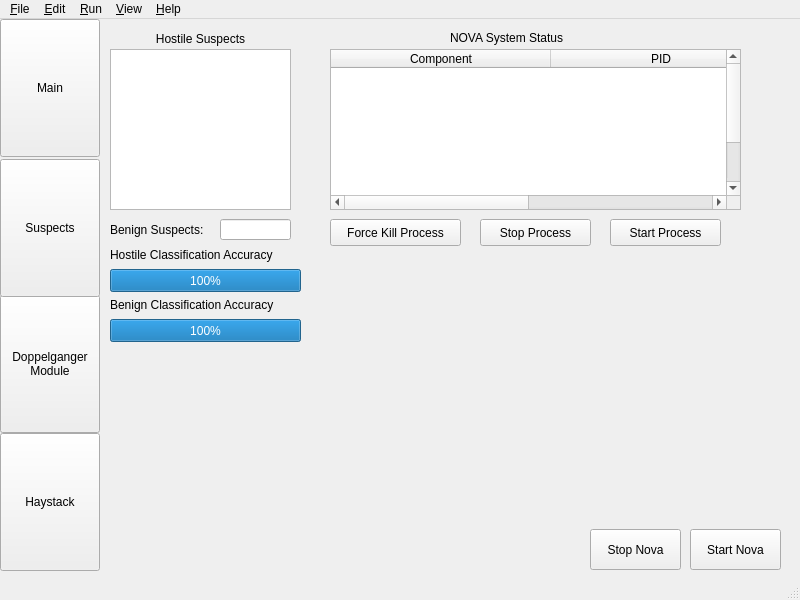
The window that NovaGUI/UI/novagui.ui (altf4/Nova) describes before a commit, drawn with Qt 5.
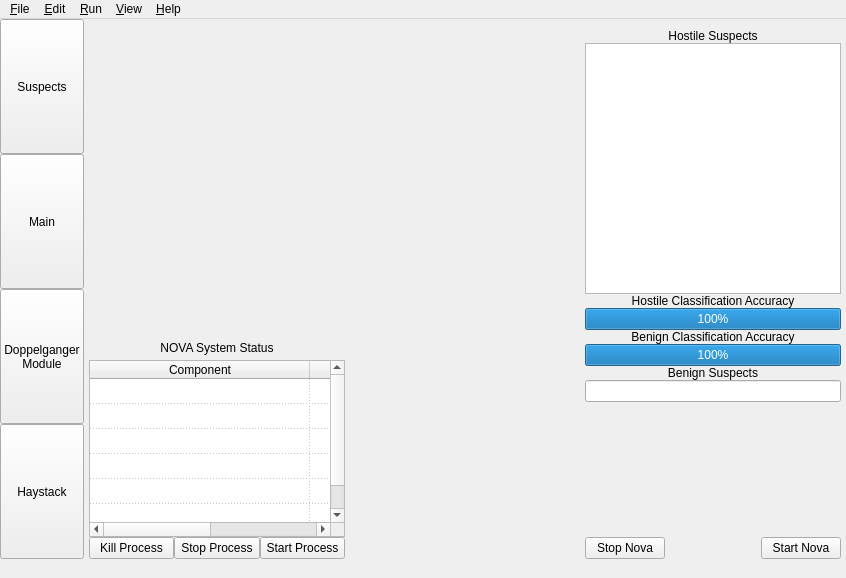
The same window after the commit.

The edit to the form file:
```diff
--- a/NovaGUI/UI/novagui.ui
+++ b/NovaGUI/UI/novagui.ui
@@ -6,65 +6,172 @@
    <rect>
     <x>0</x>
     <y>0</y>
-    <width>800</width>
-    <height>600</height>
+    <width>846</width>
+    <height>578</height>
    </rect>
   </property>
+  <property name="sizePolicy">
+   <sizepolicy hsizetype="Expanding" vsizetype="Expanding">
+    <horstretch>1</horstretch>
+    <verstretch>0</verstretch>
+   </sizepolicy>
+  </property>
   <property name="windowTitle">
    <string>Nova</string>
   </property>
   <widget class="QWidget" name="centralwidget">
+   <property name="sizePolicy">
+    <sizepolicy hsizetype="Expanding" vsizetype="Expanding">
+     <horstretch>1</horstretch>
+     <verstretch>1</verstretch>
+    </sizepolicy>
+   </property>
+   <layout class="QGridLayout" name="gridLayout">
+    <property name="margin">
+     <number>0</number>
+    </property>
+    <property name="spacing">
+     <number>0</number>
+    </property>
+    <item row="0" column="0" rowspan="2">
+     <layout class="QVBoxLayout" name="tabBox">
+      <property name="spacing">
+       <number>0</number>
+      </property>
+      <item>
+       <widget class="QPushButton" name="suspectButton">
+        <property name="sizePolicy">
+         <sizepolicy hsizetype="Minimum" vsizetype="Expanding">
+          <horstretch>0</horstretch>
+          <verstretch>0</verstretch>
+         </sizepolicy>
+        </property>
+        <property name="text">
+         <string>Suspects</string>
+        </property>
+       </widget>
+      </item>
+      <item>
+       <widget class="QPushButton" name="mainButton">
+        <property name="sizePolicy">
+         <sizepolicy hsizetype="Minimum" vsizetype="Expanding">
+          <horstretch>0</horstretch>
+          <verstretch>0</verstretch>
+         </sizepolicy>
+        </property>
+        <property name="text">
+         <string>Main</string>
+        </property>
+        <property name="autoRepeat">
+         <bool>false</bool>
+        </property>
+       </widget>
+      </item>
+      <item>
+       <widget class="QPushButton" name="doppelButton">
+        <property name="sizePolicy">
+         <sizepolicy hsizetype="Minimum" vsizetype="Expanding">
+          <horstretch>0</horstretch>
+          <verstretch>0</verstretch>
+         </sizepolicy>
+        </property>
+        <property name="text">
+         <string>Doppelganger
+Module</string>
+        </property>
+       </widget>
+      </item>
+      <item>
+       <widget class="QPushButton" name="haystackButton">
+        <property name="sizePolicy">
+         <sizepolicy hsizetype="Minimum" vsizetype="Expanding">
+          <horstretch>0</horstretch>
+          <verstretch>0</verstretch>
+         </sizepolicy>
+        </property>
+        <property name="text">
+         <string>Haystack</string>
+        </property>
+       </widget>
+      </item>
+     </layout>
+    </item>
+    <item row="0" column="1" rowspan="2">
    <widget class="QStackedWidget" name="stackedWidget">
-    <property name="geometry">
-     <rect>
-      <x>100</x>
-      <y>-20</y>
-      <width>691</width>
-      <height>581</height>
-     </rect>
+      <property name="sizePolicy">
+       <sizepolicy hsizetype="Expanding" vsizetype="Expanding">
+        <horstretch>1</horstretch>
+        <verstretch>1</verstretch>
+       </sizepolicy>
     </property>
     <property name="focusPolicy">
-     <enum>Qt::ClickFocus</enum>
+       <enum>Qt::NoFocus</enum>
+      </property>
+      <property name="frameShape">
+       <enum>QFrame::NoFrame</enum>
     </property>
     <property name="currentIndex">
      <number>0</number>
     </property>
     <widget class="QWidget" name="mainPage">
-     <widget class="QPushButton" name="stopButton">
-      <property name="geometry">
-       <rect>
-        <x>490</x>
-        <y>530</y>
-        <width>91</width>
-        <height>41</height>
-       </rect>
-      </property>
-      <property name="text">
-       <string>Stop Nova</string>
-      </property>
-     </widget>
-     <widget class="QPushButton" name="runButton">
-      <property name="geometry">
-       <rect>
-        <x>590</x>
-        <y>530</y>
-        <width>91</width>
-        <height>41</height>
-       </rect>
-      </property>
-      <property name="text">
-       <string>Start Nova</string>
-      </property>
-     </widget>
+       <property name="sizePolicy">
+        <sizepolicy hsizetype="Expanding" vsizetype="Expanding">
+         <horstretch>1</horstretch>
+         <verstretch>1</verstretch>
+        </sizepolicy>
+       </property>
+       <property name="minimumSize">
+        <size>
+         <width>728</width>
+         <height>531</height>
+        </size>
+       </property>
+       <layout class="QGridLayout" name="gridLayout_2">
+        <property name="leftMargin">
+         <number>5</number>
+        </property>
+        <property name="topMargin">
+         <number>10</number>
+        </property>
+        <property name="rightMargin">
+         <number>5</number>
+        </property>
+        <property name="bottomMargin">
+         <number>0</number>
+        </property>
+        <property name="spacing">
+         <number>0</number>
+        </property>
+        <item row="0" column="0">
+         <spacer name="placeholderSpacer">
+          <property name="orientation">
+           <enum>Qt::Vertical</enum>
+          </property>
+          <property name="sizeHint" stdset="0">
+           <size>
+            <width>20</width>
+            <height>40</height>
+           </size>
+          </property>
+         </spacer>
+        </item>
+        <item row="0" column="1" rowspan="2">
+         <spacer name="midSpacerTop">
+          <property name="orientation">
+           <enum>Qt::Horizontal</enum>
+          </property>
+          <property name="sizeHint" stdset="0">
+           <size>
+            <width>15</width>
+            <height>0</height>
+           </size>
+          </property>
+         </spacer>
+        </item>
+        <item row="0" column="2">
+         <layout class="QVBoxLayout" name="hListVBox">
+          <item>
      <widget class="QLabel" name="hostileListLabel">
-      <property name="geometry">
-       <rect>
-        <x>10</x>
-        <y>30</y>
-        <width>181</width>
-        <height>20</height>
-       </rect>
-      </property>
       <property name="text">
        <string>Hostile Suspects</string>
       </property>
@@ -72,15 +179,9 @@
        <set>Qt::AlignCenter</set>
       </property>
      </widget>
+          </item>
+          <item>
      <widget class="QListWidget" name="hostileList">
-      <property name="geometry">
-       <rect>
-        <x>10</x>
-        <y>50</y>
-        <width>181</width>
-        <height>161</height>
-       </rect>
-      </property>
       <property name="contextMenuPolicy">
        <enum>Qt::NoContextMenu</enum>
       </property>
@@ -91,149 +192,65 @@
        <enum>QAbstractItemView::ScrollPerPixel</enum>
       </property>
      </widget>
-     <widget class="QProgressBar" name="hostileClassificationBar">
-      <property name="geometry">
-       <rect>
-        <x>10</x>
-        <y>270</y>
-        <width>191</width>
-        <height>23</height>
-       </rect>
-      </property>
-      <property name="layoutDirection">
-       <enum>Qt::LeftToRight</enum>
-      </property>
-      <property name="value">
-       <number>100</number>
-      </property>
-     </widget>
-     <widget class="QLabel" name="hostileClassificationLabel">
-      <property name="geometry">
-       <rect>
-        <x>10</x>
-        <y>245</y>
-        <width>191</width>
-        <height>21</height>
-       </rect>
-      </property>
-      <property name="text">
-       <string>Hostile Classification Accuracy</string>
-      </property>
-      <property name="alignment">
-       <set>Qt::AlignLeading|Qt::AlignLeft|Qt::AlignVCenter</set>
-      </property>
-     </widget>
-     <widget class="QLabel" name="numBenignLabel">
-      <property name="geometry">
-       <rect>
-        <x>10</x>
-        <y>220</y>
-        <width>111</width>
-        <height>21</height>
-       </rect>
-      </property>
-      <property name="text">
-       <string>Benign Suspects:</string>
-      </property>
-     </widget>
-     <widget class="QLineEdit" name="numBenignEdit">
-      <property name="enabled">
-       <bool>true</bool>
-      </property>
-      <property name="geometry">
-       <rect>
-        <x>120</x>
-        <y>220</y>
-        <width>71</width>
-        <height>21</height>
-       </rect>
-      </property>
-      <property name="alignment">
-       <set>Qt::AlignCenter</set>
-      </property>
-      <property name="readOnly">
-       <bool>true</bool>
-      </property>
-     </widget>
-     <widget class="QLabel" name="benignClassificationLabel">
-      <property name="geometry">
-       <rect>
-        <x>10</x>
-        <y>295</y>
-        <width>191</width>
-        <height>21</height>
-       </rect>
-      </property>
-      <property name="text">
-       <string>Benign Classification Accuracy</string>
-      </property>
-      <property name="alignment">
-       <set>Qt::AlignLeading|Qt::AlignLeft|Qt::AlignVCenter</set>
-      </property>
-     </widget>
-     <widget class="QProgressBar" name="benignClassificationBar">
-      <property name="geometry">
-       <rect>
-        <x>10</x>
-        <y>320</y>
-        <width>191</width>
-        <height>23</height>
-       </rect>
-      </property>
-      <property name="layoutDirection">
-       <enum>Qt::LeftToRight</enum>
-      </property>
-      <property name="value">
-       <number>100</number>
-      </property>
-     </widget>
-     <widget class="QLabel" name="label">
-      <property name="geometry">
-       <rect>
-        <x>350</x>
-        <y>30</y>
-        <width>141</width>
-        <height>17</height>
-       </rect>
+          </item>
+         </layout>
+        </item>
+        <item row="1" column="0">
+         <layout class="QVBoxLayout" name="nStatVBox">
+          <item>
+           <spacer name="nStatVSpacer">
+            <property name="orientation">
+             <enum>Qt::Vertical</enum>
+            </property>
+            <property name="sizeHint" stdset="0">
+             <size>
+              <width>0</width>
+              <height>10</height>
+             </size>
+            </property>
+           </spacer>
+          </item>
+          <item>
+           <widget class="QLabel" name="nStatLabel">
+            <property name="sizePolicy">
+             <sizepolicy hsizetype="Preferred" vsizetype="Fixed">
+              <horstretch>0</horstretch>
+              <verstretch>0</verstretch>
+             </sizepolicy>
+            </property>
+            <property name="minimumSize">
+             <size>
+              <width>0</width>
+              <height>25</height>
+             </size>
       </property>
       <property name="text">
        <string>NOVA System Status</string>
       </property>
-     </widget>
-     <widget class="QPushButton" name="systemStatStartButton">
-      <property name="geometry">
-       <rect>
-        <x>510</x>
-        <y>220</y>
-        <width>111</width>
-        <height>27</height>
-       </rect>
-      </property>
-      <property name="text">
-       <string>Start Process</string>
-      </property>
-     </widget>
-     <widget class="QPushButton" name="systemStatStopButton">
-      <property name="geometry">
-       <rect>
-        <x>380</x>
-        <y>220</y>
-        <width>111</width>
-        <height>27</height>
-       </rect>
-      </property>
-      <property name="text">
-       <string>Stop Process</string>
-      </property>
-     </widget>
+            <property name="alignment">
+             <set>Qt::AlignCenter</set>
+            </property>
+           </widget>
+          </item>
+          <item>
      <widget class="QTableWidget" name="systemStatusTable">
-      <property name="geometry">
-       <rect>
-        <x>230</x>
-        <y>50</y>
-        <width>411</width>
-        <height>161</height>
-       </rect>
+            <property name="sizePolicy">
+             <sizepolicy hsizetype="Expanding" vsizetype="Fixed">
+              <horstretch>0</horstretch>
+              <verstretch>0</verstretch>
+             </sizepolicy>
+            </property>
+            <property name="minimumSize">
+             <size>
+              <width>0</width>
+              <height>177</height>
+             </size>
+            </property>
+            <property name="maximumSize">
+             <size>
+              <width>16777215</width>
+              <height>177</height>
+             </size>
       </property>
       <property name="editTriggers">
        <set>QAbstractItemView::NoEditTriggers</set>
@@ -244,11 +261,8 @@
       <property name="selectionBehavior">
        <enum>QAbstractItemView::SelectRows</enum>
       </property>
-      <property name="showGrid">
-       <bool>false</bool>
-      </property>
       <property name="gridStyle">
-       <enum>Qt::SolidLine</enum>
+             <enum>Qt::DotLine</enum>
       </property>
       <property name="sortingEnabled">
        <bool>false</bool>
@@ -271,9 +285,15 @@
       <attribute name="verticalHeaderVisible">
        <bool>false</bool>
       </attribute>
+            <attribute name="verticalHeaderDefaultSectionSize">
+             <number>25</number>
+            </attribute>
       <attribute name="verticalHeaderVisible">
        <bool>false</bool>
       </attribute>
+            <attribute name="verticalHeaderDefaultSectionSize">
+             <number>25</number>
+            </attribute>
       <attribute name="horizontalHeaderStretchLastSection">
        <bool>true</bool>
       </attribute>
@@ -300,19 +320,200 @@
        </property>
       </column>
      </widget>
+          </item>
+          <item>
+           <layout class="QHBoxLayout" name="nStatButtonBox">
+            <item>
      <widget class="QPushButton" name="systemStatKillButton">
-      <property name="geometry">
-       <rect>
-        <x>230</x>
-        <y>220</y>
-        <width>131</width>
-        <height>27</height>
-       </rect>
+              <property name="maximumSize">
+               <size>
+                <width>16777215</width>
+                <height>30</height>
+               </size>
       </property>
       <property name="text">
-       <string>Force Kill Process</string>
-      </property>
-     </widget>
+               <string>Kill Process</string>
+              </property>
+             </widget>
+            </item>
+            <item>
+             <widget class="QPushButton" name="systemStatStopButton">
+              <property name="maximumSize">
+               <size>
+                <width>16777215</width>
+                <height>30</height>
+               </size>
+              </property>
+              <property name="text">
+               <string>Stop Process</string>
+              </property>
+             </widget>
+            </item>
+            <item>
+             <widget class="QPushButton" name="systemStatStartButton">
+              <property name="maximumSize">
+               <size>
+                <width>16777215</width>
+                <height>30</height>
+               </size>
+              </property>
+              <property name="text">
+               <string>Start Process</string>
+              </property>
+             </widget>
+            </item>
+           </layout>
+          </item>
+         </layout>
+        </item>
+        <item row="1" column="2">
+         <layout class="QVBoxLayout" name="genInfoBox">
+          <property name="spacing">
+           <number>0</number>
+          </property>
+          <item>
+           <widget class="QLabel" name="hostileClassificationLabel">
+            <property name="text">
+             <string>Hostile Classification Accuracy</string>
+            </property>
+            <property name="scaledContents">
+             <bool>true</bool>
+            </property>
+            <property name="alignment">
+             <set>Qt::AlignCenter</set>
+            </property>
+            <property name="wordWrap">
+             <bool>false</bool>
+            </property>
+            <property name="textInteractionFlags">
+             <set>Qt::NoTextInteraction</set>
+            </property>
+           </widget>
+          </item>
+          <item>
+           <widget class="QProgressBar" name="hostileClassificationBar">
+            <property name="layoutDirection">
+             <enum>Qt::LeftToRight</enum>
+            </property>
+            <property name="value">
+             <number>100</number>
+            </property>
+            <property name="invertedAppearance">
+             <bool>false</bool>
+            </property>
+           </widget>
+          </item>
+          <item>
+           <widget class="QLabel" name="benignClassificationLabel">
+            <property name="sizePolicy">
+             <sizepolicy hsizetype="Expanding" vsizetype="Minimum">
+              <horstretch>0</horstretch>
+              <verstretch>0</verstretch>
+             </sizepolicy>
+            </property>
+            <property name="text">
+             <string>Benign Classification Accuracy</string>
+            </property>
+            <property name="scaledContents">
+             <bool>true</bool>
+            </property>
+            <property name="alignment">
+             <set>Qt::AlignCenter</set>
+            </property>
+            <property name="wordWrap">
+             <bool>false</bool>
+            </property>
+            <property name="textInteractionFlags">
+             <set>Qt::NoTextInteraction</set>
+            </property>
+           </widget>
+          </item>
+          <item>
+           <widget class="QProgressBar" name="benignClassificationBar">
+            <property name="layoutDirection">
+             <enum>Qt::LeftToRight</enum>
+            </property>
+            <property name="value">
+             <number>100</number>
+            </property>
+           </widget>
+          </item>
+          <item>
+           <widget class="QLabel" name="numBenignLabel">
+            <property name="text">
+             <string>Benign Suspects</string>
+            </property>
+            <property name="scaledContents">
+             <bool>true</bool>
+            </property>
+            <property name="alignment">
+             <set>Qt::AlignCenter</set>
+            </property>
+            <property name="textInteractionFlags">
+             <set>Qt::NoTextInteraction</set>
+            </property>
+           </widget>
+          </item>
+          <item>
+           <widget class="QLineEdit" name="numBenignEdit">
+            <property name="enabled">
+             <bool>true</bool>
+            </property>
+            <property name="alignment">
+             <set>Qt::AlignCenter</set>
+            </property>
+            <property name="readOnly">
+             <bool>true</bool>
+            </property>
+           </widget>
+          </item>
+          <item>
+           <spacer name="genInfoVSpacer">
+            <property name="orientation">
+             <enum>Qt::Vertical</enum>
+            </property>
+            <property name="sizeHint" stdset="0">
+             <size>
+              <width>0</width>
+              <height>0</height>
+             </size>
+            </property>
+           </spacer>
+          </item>
+          <item>
+           <layout class="QHBoxLayout" name="genButtonBox">
+            <item>
+             <widget class="QPushButton" name="stopButton">
+              <property name="text">
+               <string>Stop Nova</string>
+              </property>
+             </widget>
+            </item>
+            <item>
+             <spacer name="horizontalSpacer">
+              <property name="orientation">
+               <enum>Qt::Horizontal</enum>
+              </property>
+              <property name="sizeHint" stdset="0">
+               <size>
+                <width>0</width>
+                <height>0</height>
+               </size>
+              </property>
+             </spacer>
+            </item>
+            <item>
+             <widget class="QPushButton" name="runButton">
+              <property name="text">
+               <string>Start Nova</string>
+              </property>
+             </widget>
+            </item>
+           </layout>
+          </item>
+         </layout>
+        </item>
+       </layout>
     </widget>
     <widget class="QWidget" name="suspectPage">
      <widget class="QListWidget" name="suspectList">
@@ -531,69 +732,15 @@
      </widget>
     </widget>
    </widget>
-   <widget class="QPushButton" name="doppelButton">
-    <property name="geometry">
-     <rect>
-      <x>0</x>
-      <y>276</y>
-      <width>100</width>
-      <height>138</height>
-     </rect>
-    </property>
-    <property name="text">
-     <string>Doppelganger
-Module</string>
-    </property>
-   </widget>
-   <widget class="QPushButton" name="haystackButton">
-    <property name="geometry">
-     <rect>
-      <x>0</x>
-      <y>414</y>
-      <width>100</width>
-      <height>138</height>
-     </rect>
-    </property>
-    <property name="text">
-     <string>Haystack</string>
-    </property>
-   </widget>
-   <widget class="QPushButton" name="suspectButton">
-    <property name="geometry">
-     <rect>
-      <x>0</x>
-      <y>140</y>
-      <width>100</width>
-      <height>138</height>
-     </rect>
-    </property>
-    <property name="text">
-     <string>Suspects</string>
-    </property>
-   </widget>
-   <widget class="QPushButton" name="mainButton">
-    <property name="geometry">
-     <rect>
-      <x>0</x>
-      <y>0</y>
-      <width>100</width>
-      <height>138</height>
-     </rect>
-    </property>
-    <property name="text">
-     <string>Main</string>
-    </property>
-    <property name="autoRepeat">
-     <bool>false</bool>
-    </property>
-   </widget>
+    </item>
+   </layout>
   </widget>
   <widget class="QMenuBar" name="menubar">
    <property name="geometry">
     <rect>
      <x>0</x>
      <y>0</y>
-     <width>800</width>
+     <width>846</width>
      <height>25</height>
     </rect>
    </property>
@@ -637,7 +784,11 @@
    <addaction name="menuView"/>
    <addaction name="menuHelp"/>
   </widget>
-  <widget class="QStatusBar" name="statusbar"/>
+  <widget class="QStatusBar" name="statusbar">
+   <property name="sizeGripEnabled">
+    <bool>false</bool>
+   </property>
+  </widget>
   <action name="actionConfigure">
    <property name="text">
     <string>&amp;Preferences</string>
```
Left out of the diff: 211 changed lines with no effect on the pictures. Lines whose indentation alone changed are shown as unchanged.
